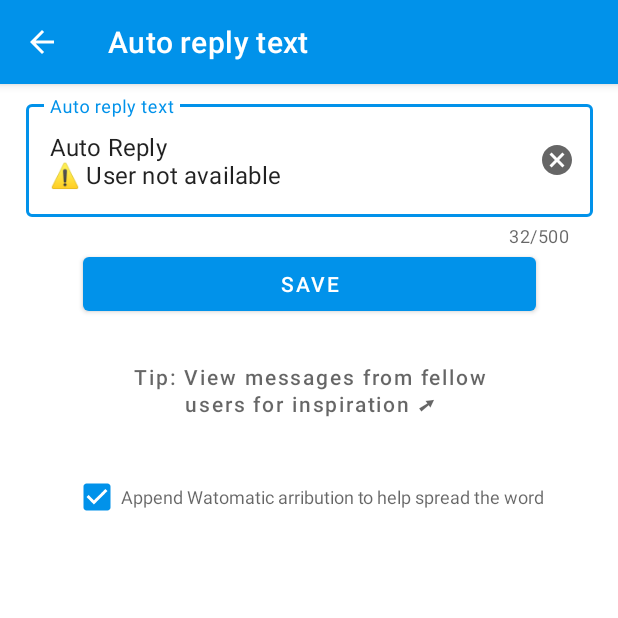
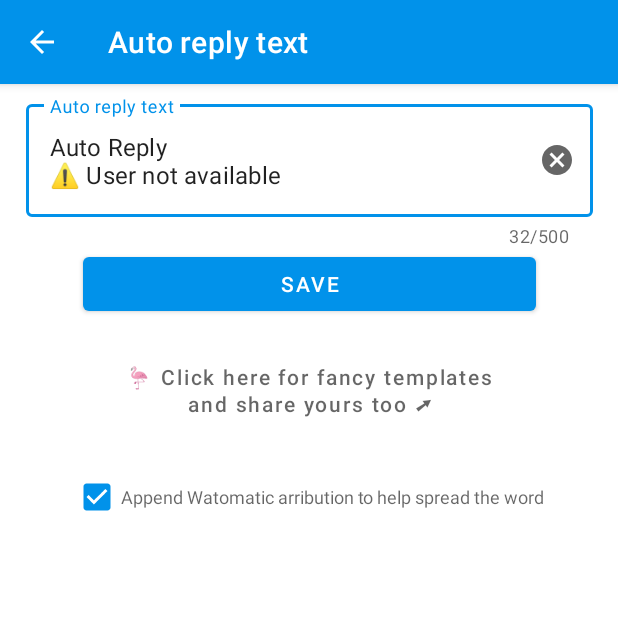
Before and after one commit to adeekshith/watomatic, an Android app: the CustomReplyEditorActivity screen opened directly, with no data from a screen before it, on a phone screen of 412 x 824 dp, the top half of it. Run offline under Robolectric (Android 15) with nearby library versions, the phone set to English and light mode, and no system bars.

Commit message:
Change community curated page link label

```diff
--- a/app/src/main/res/values/strings.xml
+++ b/app/src/main/res/values/strings.xml
@@ -41,7 +41,7 @@
 
     <!-- Custom message editor -->
     <string name="save">Save</string>
-    <string name="tip_view_messages_from_fellow_users">Tip: View messages from fellow users for inspiration ➚</string>
+    <string name="tip_view_messages_from_fellow_users">🦩 Click here for fancy templates and share yours too ➚</string>
     <string name="append_watomatic_arribution_checkbox_label">Append Watomatic arribution to help spread the word</string>
     <string name="sent_using_Watomatic">Sent using https://git.io/watomatic</string>
 
```
